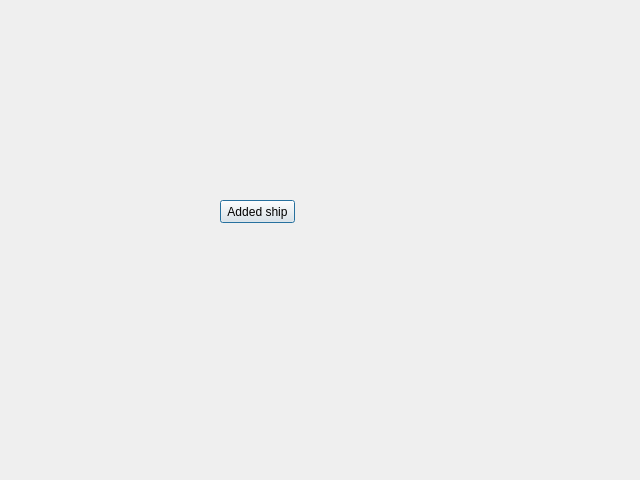
Old version of the form Application/Resources/interfaces/Successful_ship_add.ui in the repository MateuszPason/Cruise_trips.
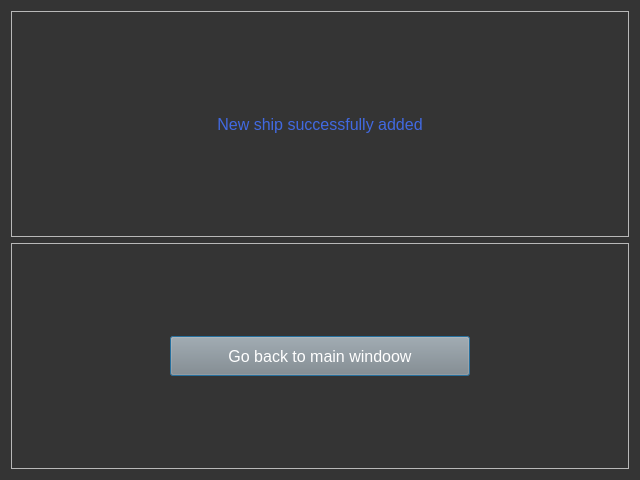
New version of the form.

Commit message: New interfaces for successful port objects add, CEO can assign port manager to specific port

The edit to the form file:
```diff
--- a/Application/Resources/interfaces/Successful_ship_add.ui
+++ b/Application/Resources/interfaces/Successful_ship_add.ui
@@ -10,22 +10,114 @@
     <height>480</height>
    </rect>
   </property>
+  <property name="minimumSize">
+   <size>
+    <width>640</width>
+    <height>480</height>
+   </size>
+  </property>
   <property name="windowTitle">
    <string>Dialog</string>
   </property>
-  <widget class="QPushButton" name="ship_added_button">
-   <property name="geometry">
-    <rect>
-     <x>220</x>
-     <y>200</y>
-     <width>75</width>
-     <height>23</height>
-    </rect>
-   </property>
-   <property name="text">
-    <string>Added ship</string>
-   </property>
-  </widget>
+  <property name="styleSheet">
+   <string notr="true">QDialog {
+background-color: #343434;
+}
+QLabel {
+color: #4169E1;
+font-size: 12pt;
+}
+QPushButton {
+font-size: 12pt;
+color: #FFFFFF;
+background-color: #888888;
+}</string>
+  </property>
+  <layout class="QVBoxLayout" name="verticalLayout">
+   <item>
+    <widget class="QFrame" name="frame">
+     <property name="frameShape">
+      <enum>QFrame::StyledPanel</enum>
+     </property>
+     <property name="frameShadow">
+      <enum>QFrame::Raised</enum>
+     </property>
+     <layout class="QHBoxLayout" name="horizontalLayout">
+      <property name="spacing">
+       <number>0</number>
+      </property>
+      <property name="leftMargin">
+       <number>0</number>
+      </property>
+      <property name="topMargin">
+       <number>0</number>
+      </property>
+      <property name="rightMargin">
+       <number>0</number>
+      </property>
+      <property name="bottomMargin">
+       <number>0</number>
+      </property>
+      <item>
+       <widget class="QLabel" name="label">
+        <property name="text">
+         <string>New ship successfully added</string>
+        </property>
+        <property name="alignment">
+         <set>Qt::AlignCenter</set>
+        </property>
+       </widget>
+      </item>
+     </layout>
+    </widget>
+   </item>
+   <item>
+    <widget class="QFrame" name="frame_2">
+     <property name="frameShape">
+      <enum>QFrame::StyledPanel</enum>
+     </property>
+     <property name="frameShadow">
+      <enum>QFrame::Raised</enum>
+     </property>
+     <layout class="QHBoxLayout" name="horizontalLayout_2">
+      <property name="spacing">
+       <number>0</number>
+      </property>
+      <property name="leftMargin">
+       <number>0</number>
+      </property>
+      <property name="topMargin">
+       <number>0</number>
+      </property>
+      <property name="rightMargin">
+       <number>0</number>
+      </property>
+      <property name="bottomMargin">
+       <number>0</number>
+      </property>
+      <item>
+       <widget class="QPushButton" name="ship_added_button">
+        <property name="minimumSize">
+         <size>
+          <width>0</width>
+          <height>40</height>
+         </size>
+        </property>
+        <property name="maximumSize">
+         <size>
+          <width>300</width>
+          <height>40</height>
+         </size>
+        </property>
+        <property name="text">
+         <string>Go back to main windoow</string>
+        </property>
+       </widget>
+      </item>
+     </layout>
+    </widget>
+   </item>
+  </layout>
  </widget>
  <resources/>
  <connections/>
```
The commit also changes 7 other files.
